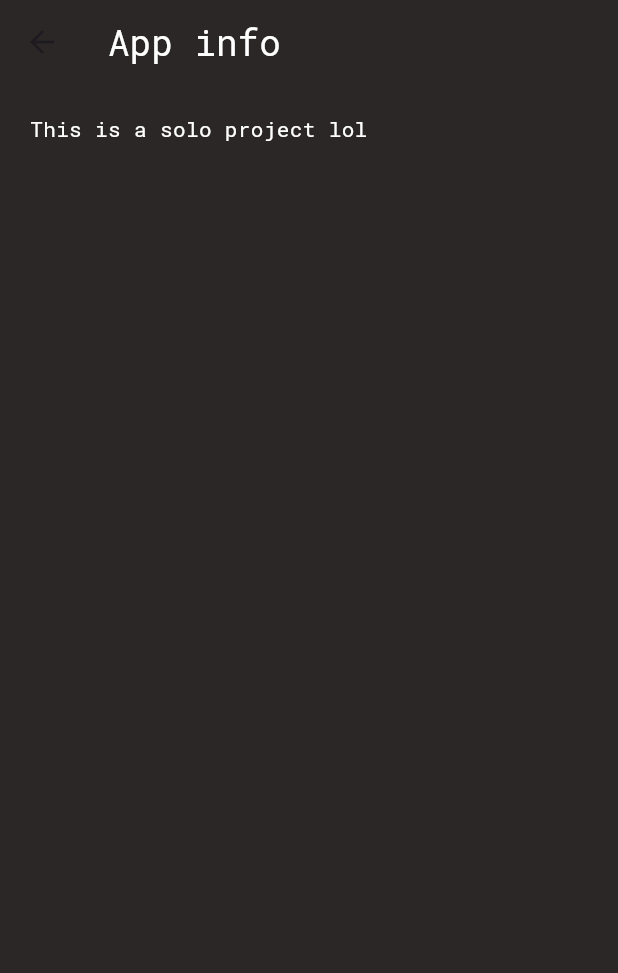
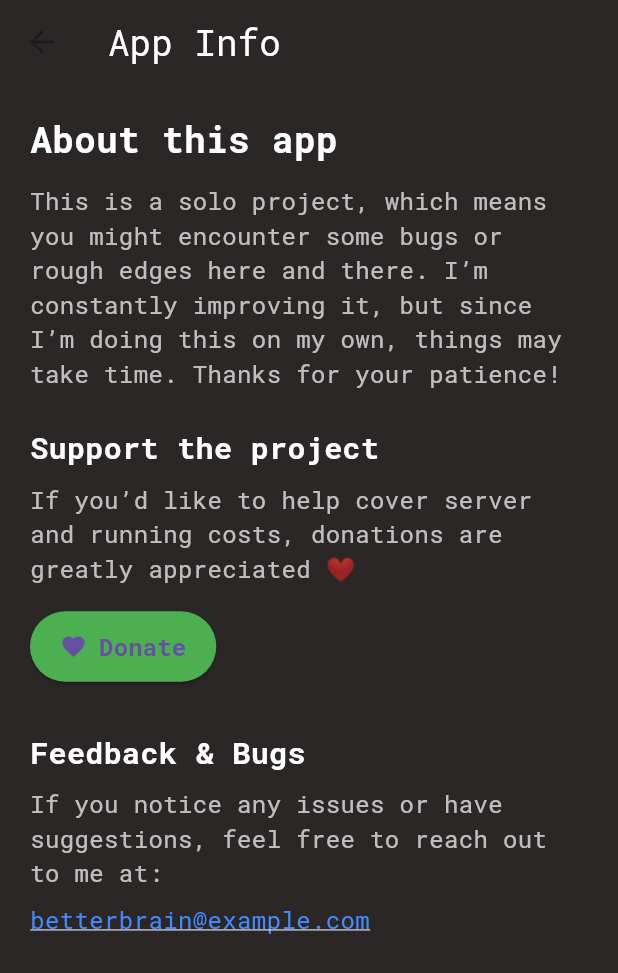
Before and after one commit to temevh/betterbrain, a Flutter app: the InfoScreen screen opened by its route, on a phone screen of 412 x 824 dp. Shown: the top 973 px of the screen. Run offline on Flutter 3.47's test engine with Material 3 defaults, Android fonts, the phone set to English and light mode, and no system bars; our stand-ins replace cloud_firestore, firebase_auth, firebase_core, font_awesome_flutter, google_sign_in, table_calendar; accounts and stored records are empty; generated files the repository leaves out were written again.

Commit message:
added stuff to info page

```diff
--- a/lib/screens/info_screen.dart
+++ b/lib/screens/info_screen.dart
@@ -7,12 +7,85 @@ class InfoScreen extends StatelessWidget {
   Widget build(BuildContext context) {
     return Scaffold(
       appBar: AppBar(
-        title: const Text("App info"),
+        title: const Text("App Info"),
         backgroundColor: const Color(0xFF2B2726),
       ),
       body: Padding(
         padding: const EdgeInsets.all(20),
-        child: Column(children: [Text("This is a solo project lol")]),
+        child: Column(
+          crossAxisAlignment: CrossAxisAlignment.start,
+          children: [
+            const Text(
+              "About this app",
+              style: TextStyle(
+                fontSize: 24,
+                fontWeight: FontWeight.bold,
+                color: Colors.white,
+              ),
+            ),
+            const SizedBox(height: 12),
+            const Text(
+              "This is a solo project, which means you might encounter some bugs or rough edges here and there. "
+              "I’m constantly improving it, but since I’m doing this on my own, things may take time. Thanks for your patience!",
+              style: TextStyle(fontSize: 16, color: Colors.white70),
+            ),
+            const SizedBox(height: 24),
+            const Text(
+              "Support the project",
+              style: TextStyle(
+                fontSize: 20,
+                fontWeight: FontWeight.bold,
+                color: Colors.white,
+              ),
+            ),
+            const SizedBox(height: 8),
+            const Text(
+              "If you’d like to help cover server and running costs, donations are greatly appreciated ❤️",
+              style: TextStyle(fontSize: 16, color: Colors.white70),
+            ),
+            const SizedBox(height: 16),
+            ElevatedButton.icon(
+              onPressed: () {
+                // TODO: Add link
+              },
+              style: ElevatedButton.styleFrom(
+                backgroundColor: Colors.green,
+                padding: const EdgeInsets.symmetric(
+                  horizontal: 20,
+                  vertical: 12,
+                ),
+              ),
+              icon: const Icon(Icons.favorite),
+              label: const Text(
+                "Donate",
+                style: TextStyle(fontSize: 16, fontWeight: FontWeight.bold),
+              ),
+            ),
+            const SizedBox(height: 32),
+            const Text(
+              "Feedback & Bugs",
+              style: TextStyle(
+                fontSize: 20,
+                fontWeight: FontWeight.bold,
+                color: Colors.white,
+              ),
+            ),
+            const SizedBox(height: 8),
+            const Text(
+              "If you notice any issues or have suggestions, feel free to reach out to me at:",
+              style: TextStyle(fontSize: 16, color: Colors.white70),
+            ),
+            const SizedBox(height: 8),
+            SelectableText(
+              "betterbrain@example.com", // TODO: replace
+              style: const TextStyle(
+                fontSize: 16,
+                color: Colors.blueAccent,
+                decoration: TextDecoration.underline,
+              ),
+            ),
+          ],
+        ),
       ),
     );
   }
```
